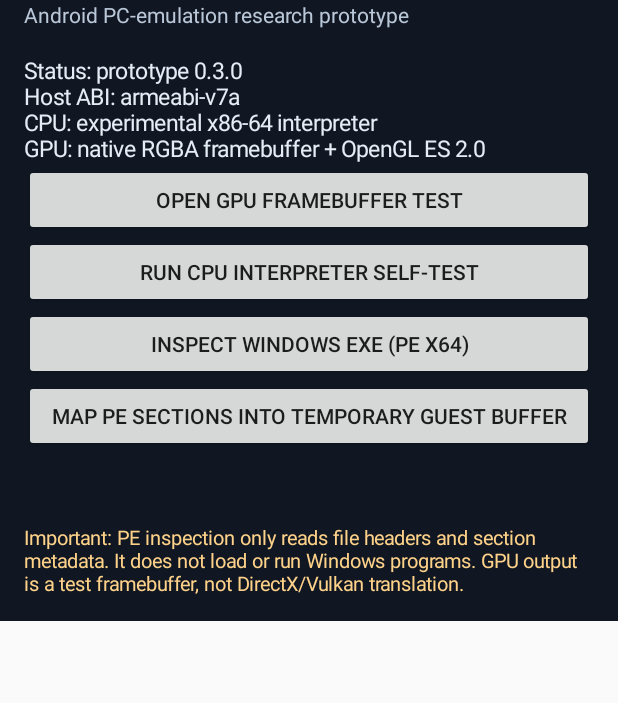
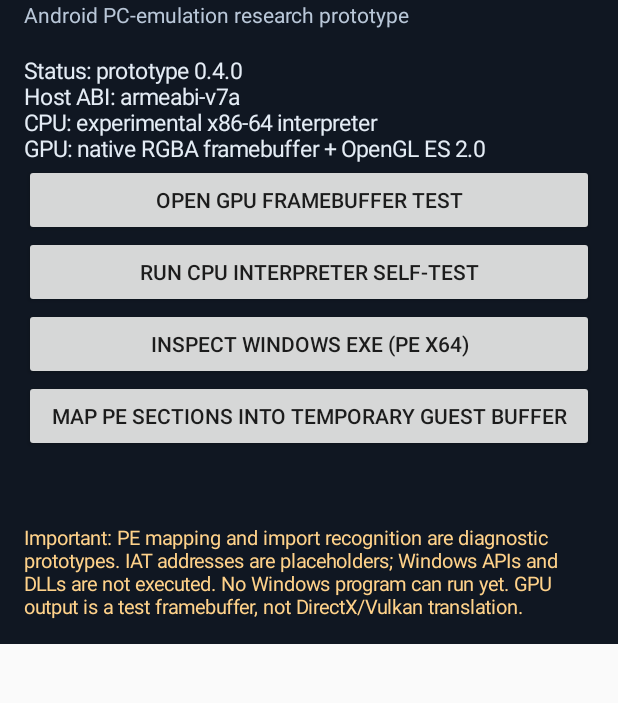
Before and after one commit to suksesjt12-source/AsterPc, an Android app: the screen it shows after launch (MainActivity), on a phone screen of 412 x 824 dp, the part 85-788 px from its top. Run offline under Robolectric (Android 15) with nearby library versions, the phone set to English and light mode, and no system bars; 1 statement that could not run was skipped.

Commit message:
Update prototype status and loader limitations

```diff
--- a/app/src/main/java/com/asterpc/MainActivity.java
+++ b/app/src/main/java/com/asterpc/MainActivity.java
@@ -51,7 +51,7 @@ public class MainActivity extends Activity {
         root.addView(subtitle);
 
         TextView status = new TextView(this);
-        status.setText("\nStatus: prototype 0.3.0\nHost ABI: " + android.os.Build.SUPPORTED_ABIS[0]
+        status.setText("\nStatus: prototype 0.4.0\nHost ABI: " + android.os.Build.SUPPORTED_ABIS[0]
                 + "\nCPU: experimental x86-64 interpreter\nGPU: native RGBA framebuffer + OpenGL ES 2.0");
         status.setTextColor(0xFFE4ECF5);
         status.setTextSize(15);
@@ -84,7 +84,7 @@ public class MainActivity extends Activity {
         root.addView(output);
 
         TextView warning = new TextView(this);
-        warning.setText("\nImportant: PE inspection only reads file headers and section metadata. It does not load or run Windows programs. GPU output is a test framebuffer, not DirectX/Vulkan translation.");
+        warning.setText("\nImportant: PE mapping and import recognition are diagnostic prototypes. IAT addresses are placeholders; Windows APIs and DLLs are not executed. No Windows program can run yet. GPU output is a test framebuffer, not DirectX/Vulkan translation.");
         warning.setTextColor(0xFFFFD28A);
         warning.setTextSize(13);
         root.addView(warning);
```
